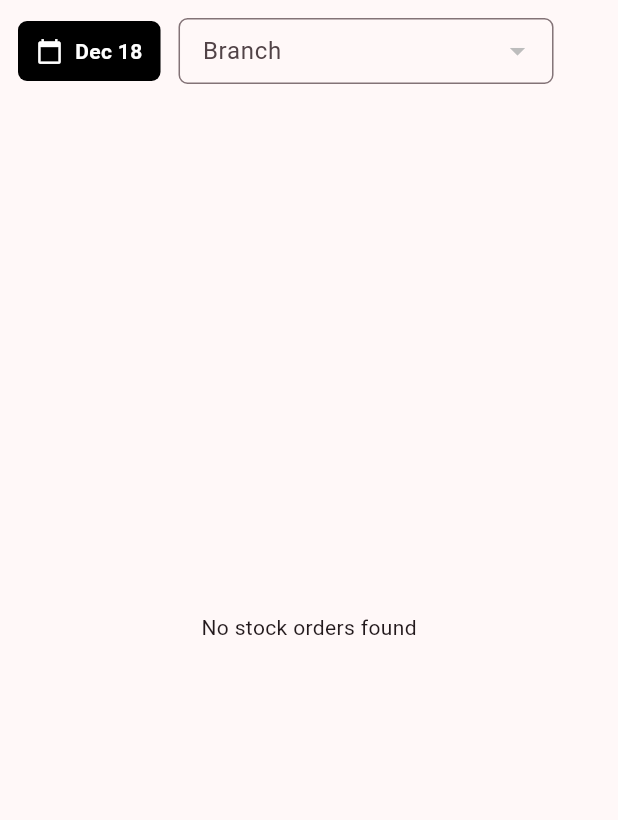
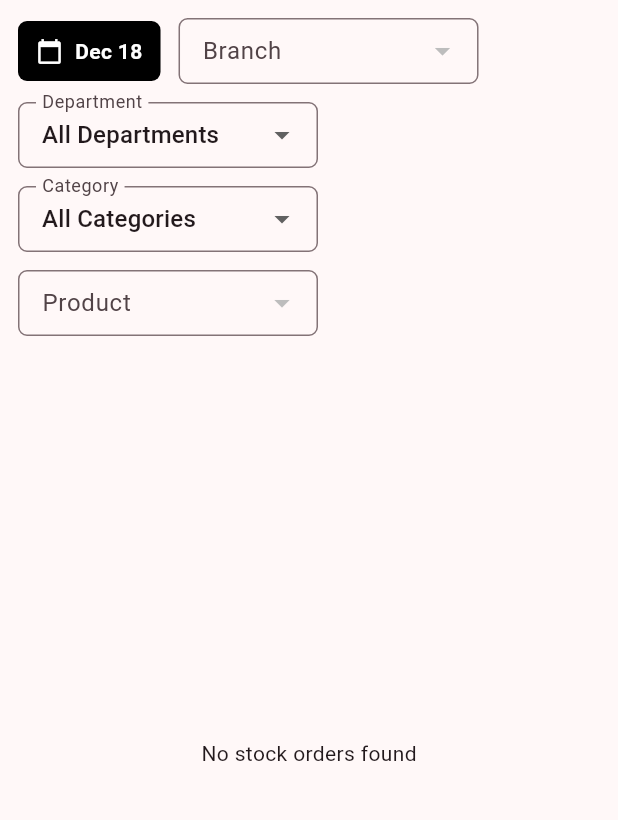
Before and after one commit to SeyalTeam/blackforest-admin, a Flutter app: the StockOrderReportPage screen opened directly, on a phone screen of 412 x 824 dp, the part 84-904 px from its top. Run offline on Flutter 3.47's test engine with Material 3 defaults, Android fonts, the phone set to English and light mode, and no system bars; our stand-ins replace flutter_secure_storage, pdf, share_plus, shared_preferences; accounts and stored records are empty; network calls fail.

Commit message:
feat: add Dept/Cat/Prod filters and rename Req to Ord

```diff
--- a/lib/stockorder_report.dart
+++ b/lib/stockorder_report.dart
@@ -35,9 +35,13 @@ class _StockOrderReportPageState extends State<StockOrderReportPage> {
   DateTime? toDate;
   List<Map<String, String>> branches = [];
   String selectedBranchId = 'ALL';
+  String selectedDepartmentId = 'ALL';
+  String selectedCategoryId = 'ALL';
+  String selectedProductId = 'ALL';
   List<Map<String, dynamic>> stockOrders = [];
   List<Map<String, dynamic>> categories = [];
   List<Map<String, dynamic>> departments = [];
+  List<Map<String, String>> availableProducts = [];
   Map<String, dynamic>? _combinedOrder;
   final ScrollController _webVScroll = ScrollController();
   final ScrollController _webHScroll = ScrollController();
@@ -158,6 +162,22 @@ class _StockOrderReportPageState extends State<StockOrderReportPage> {
 
         setState(() {
           stockOrders = docs.cast<Map<String, dynamic>>();
+
+          // Populate available products from orders
+          final allProds = <Map<String, String>>[{'id': 'ALL', 'name': 'All Products'}];
+          final productNames = <String>{};
+          for (var order in stockOrders) {
+            final items = (order['items'] as List?) ?? [];
+            for (var item in items) {
+              final name = item['name']?.toString();
+              if (name != null && !productNames.contains(name)) {
+                productNames.add(name);
+                allProds.add({'id': name, 'name': name});
+              }
+            }
+          }
+          availableProducts = allProds;
+
           stockOrders.sort((a, b) {
             final dateA = DateTime.tryParse(a['createdAt'] ?? '');
             final dateB = DateTime.tryParse(b['createdAt'] ?? '');
@@ -625,7 +645,7 @@ class _StockOrderReportPageState extends State<StockOrderReportPage> {
     return _loadingBranches
         ? const SizedBox(height: 40, width: 40, child: Center(child: CircularProgressIndicator()))
         : SizedBox(
-            width: 250,
+            width: 200,
             child: DropdownButtonFormField<String>(
             value: selectedBranchId,
             items: branches.map((b) {
@@ -647,6 +667,69 @@ class _StockOrderReportPageState extends State<StockOrderReportPage> {
             ),
           ),
         );
+  }
+
+  Widget _buildDepartmentFilter() {
+    final list = <Map<String, String>>[{'id': 'ALL', 'name': 'All Departments'}];
+    for (var d in departments) {
+      final id = (d['id'] ?? d['_id'])?.toString();
+      final name = d['name']?.toString();
+      if (id != null && name != null) list.add({'id': name, 'name': name});
+    }
+    return SizedBox(
+      width: 200,
+      child: DropdownButtonFormField<String>(
+        value: selectedDepartmentId,
+        items: list.map((d) => DropdownMenuItem(value: d['id'], child: Text(d['name']!, overflow: TextOverflow.ellipsis))).toList(),
+        onChanged: (v) => setState(() => selectedDepartmentId = v ?? 'ALL'),
+        decoration: InputDecoration(
+          contentPadding: const EdgeInsets.symmetric(vertical: 10, horizontal: 12),
+          border: OutlineInputBorder(borderRadius: BorderRadius.circular(6)),
+          isDense: true,
+          labelText: 'Department',
+        ),
+      ),
+    );
+  }
+
+  Widget _buildCategoryFilter() {
+    final list = <Map<String, String>>[{'id': 'ALL', 'name': 'All Categories'}];
+    for (var c in categories) {
+      final id = (c['id'] ?? c['_id'])?.toString();
+      final name = c['name']?.toString();
+      if (id != null && name != null) list.add({'id': name, 'name': name});
+    }
+    return SizedBox(
+      width: 200,
+      child: DropdownButtonFormField<String>(
+        value: selectedCategoryId,
+        items: list.map((c) => DropdownMenuItem(value: c['id'], child: Text(c['name']!, overflow: TextOverflow.ellipsis))).toList(),
+        onChanged: (v) => setState(() => selectedCategoryId = v ?? 'ALL'),
+        decoration: InputDecoration(
+          contentPadding: const EdgeInsets.symmetric(vertical: 10, horizontal: 12),
+          border: OutlineInputBorder(borderRadius: BorderRadius.circular(6)),
+          isDense: true,
+          labelText: 'Category',
+        ),
+      ),
+    );
+  }
+
+  Widget _buildProductFilter() {
+    return SizedBox(
+      width: 200,
+      child: DropdownButtonFormField<String>(
+        value: selectedProductId,
+        items: availableProducts.map((p) => DropdownMenuItem(value: p['id'], child: Text(p['name']!, overflow: TextOverflow.ellipsis))).toList(),
+        onChanged: (v) => setState(() => selectedProductId = v ?? 'ALL'),
+        decoration: InputDecoration(
+          contentPadding: const EdgeInsets.symmetric(vertical: 10, horizontal: 12),
+          border: OutlineInputBorder(borderRadius: BorderRadius.circular(6)),
+          isDense: true,
+          labelText: 'Product',
+        ),
+      ),
+    );
   }
 
   Widget _buildWebTable() {
@@ -813,11 +896,19 @@ class _StockOrderReportPageState extends State<StockOrderReportPage> {
 
         final name = item['name']?.toString() ?? 'Unknown Product';
 
+        // Product Filter
+        if (selectedProductId != 'ALL' && name != selectedProductId) continue;
+
         // Extract Category & Department safely
         String departmentName = 'Unknown Department';
         String categoryName = 'Unknown Category';
 
         Map<String, dynamic>? categoryData;
+
+        // Category Filter
+        if (selectedCategoryId != 'ALL' && categoryName != selectedCategoryId) continue;
+        // Department Filter
+        if (selectedDepartmentId != 'ALL' && departmentName != selectedDepartmentId) continue;
 
         // Check product.category
         final prod = item['product'];
@@ -869,6 +960,11 @@ class _StockOrderReportPageState extends State<StockOrderReportPage> {
           }
         }
 
+        // Category Filter (Repeated check after data is fully extracted)
+        if (selectedCategoryId != 'ALL' && categoryName != selectedCategoryId) continue;
+        // Department Filter (Repeated check after data is fully extracted)
+        if (selectedDepartmentId != 'ALL' && departmentName != selectedDepartmentId) continue;
+
         if (!groupedAggregates.containsKey(departmentName)) {
           groupedAggregates[departmentName] = {};
         }
@@ -879,7 +975,7 @@ class _StockOrderReportPageState extends State<StockOrderReportPage> {
 
         if (!groupedAggregates[departmentName]![categoryName]!.containsKey(name)) {
           groupedAggregates[departmentName]![categoryName]![name] = {
-            'Req': 0.0, 'Snt': 0.0, 'Con': 0.0, 'Pic': 0.0, 'Dif': 0.0,
+            'Ord': 0.0, 'Snt': 0.0, 'Con': 0.0, 'Pic': 0.0, 'Dif': 0.0,
           };
         }
 
@@ -892,7 +988,7 @@ class _StockOrderReportPageState extends State<StockOrderReportPage> {
           return double.tryParse(val.toString()) ?? 0.0;
         }
 
-        cur['Req'] = (cur['Req']!) + parseQty(item['requiredQty']);
+        cur['Ord'] = (cur['Ord']!) + parseQty(item['requiredQty']);
         cur['Snt'] = (cur['Snt']!) + parseQty(item['sendingQty']);
         cur['Con'] = (cur['Con']!) + parseQty(item['confirmedQty']);
         cur['Pic'] = (cur['Pic']!) + parseQty(item['pickedQty']);
@@ -964,7 +1060,7 @@ class _StockOrderReportPageState extends State<StockOrderReportPage> {
                   child: Text(pName, style: const TextStyle(fontWeight: FontWeight.bold)),
                 ),
               )),
-              DataCell(SizedBox(width: dataColWidth, child: Text(data['Req']!.round().toString()))),
+              DataCell(SizedBox(width: dataColWidth, child: Text(data['Ord']!.round().toString()))),
               DataCell(SizedBox(width: dataColWidth, child: Text(data['Snt']!.round().toString()))),
               DataCell(SizedBox(width: dataColWidth, child: Text(data['Con']!.round().toString()))),
               DataCell(SizedBox(width: dataColWidth, child: Text(data['Pic']!.round().toString()))),
@@ -982,7 +1078,7 @@ class _StockOrderReportPageState extends State<StockOrderReportPage> {
             headingTextStyle: const TextStyle(color: Colors.white, fontWeight: FontWeight.bold),
             columns: [
               DataColumn(label: SizedBox(width: nameColWidth, child: const Text('Product Name'))),
-              DataColumn(label: SizedBox(width: dataColWidth, child: const Text('Req'))),
+              DataColumn(label: SizedBox(width: dataColWidth, child: const Text('Ord'))),
               DataColumn(label: SizedBox(width: dataColWidth, child: const Text('Snt'))),
               DataColumn(label: SizedBox(width: dataColWidth, child: const Text('Con'))),
               DataColumn(label: SizedBox(width: dataColWidth, child: const Text('Pic'))),
@@ -1279,7 +1375,9 @@ class _StockOrderReportPageState extends State<StockOrderReportPage> {
               children: [
                  _buildDateSelector(),
                  _buildBranchFilter(),
-                 // Could add more filters or stats here
+                 _buildDepartmentFilter(),
+                 _buildCategoryFilter(),
+                 _buildProductFilter(),
               ],
             ),
           ),
```
